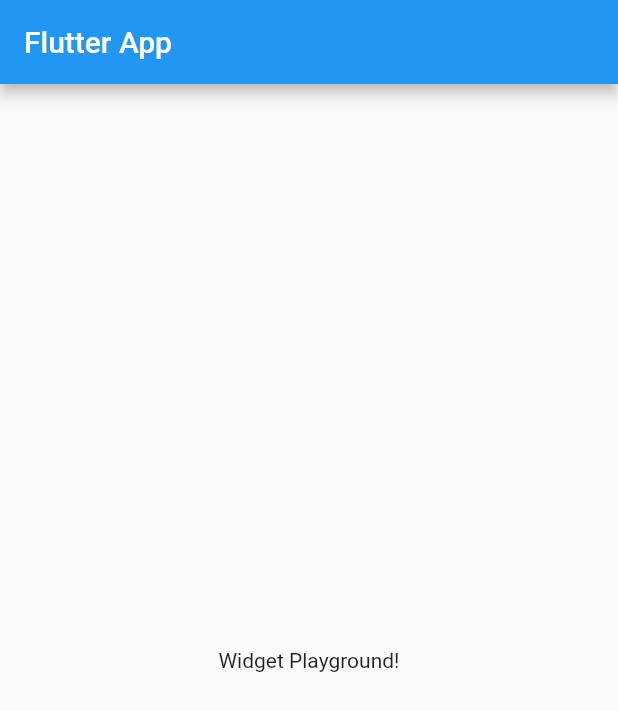
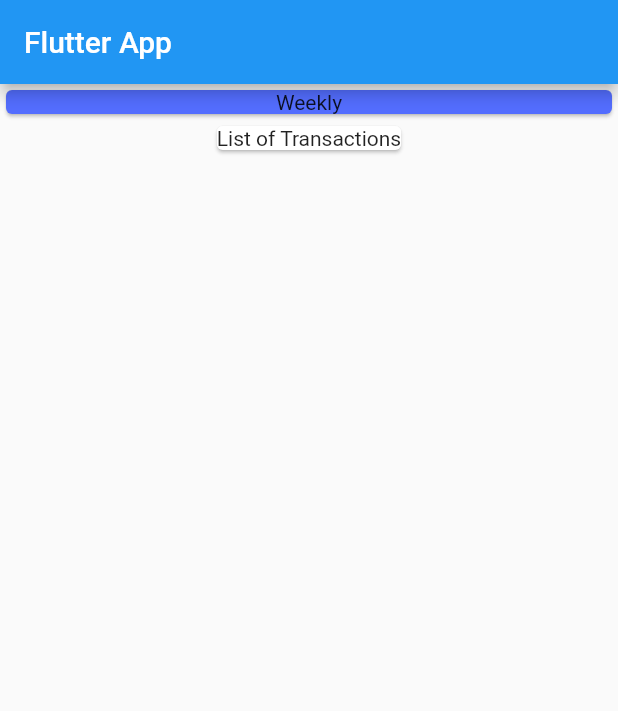
Before and after one commit to RushiNaikwadi/XPenses, a Flutter app: the screen it shows after launch, on a phone screen of 412 x 824 dp. Shown: the top 711 px of the screen. Run offline on Flutter 3.47's test engine with Material 2 defaults, Android fonts, the phone set to English and light mode, and no system bars.

Commit message:
Added Card Widget, Combined the the widgets container and card

```diff
--- a/lib/main.dart
+++ b/lib/main.dart
@@ -19,9 +19,23 @@ class MyHomePage extends StatelessWidget {
       appBar: AppBar(
         title: Text('Flutter App'),
       ),
-      body: Center(
-        child: Text('Widget Playground!'),
-      ),
+      body: Column(
+        children: [
+          Container(
+            width: double.infinity,
+            child: Card(
+              child: Text(
+                  'Weekly',
+                textAlign: TextAlign.center,
+              ),
+              color: Colors.indigoAccent,
+            ),
+          ),
+          Card(
+            child: Text('List of Transactions'),
+          )
+        ],
+      )
     );
   }
 }
```
